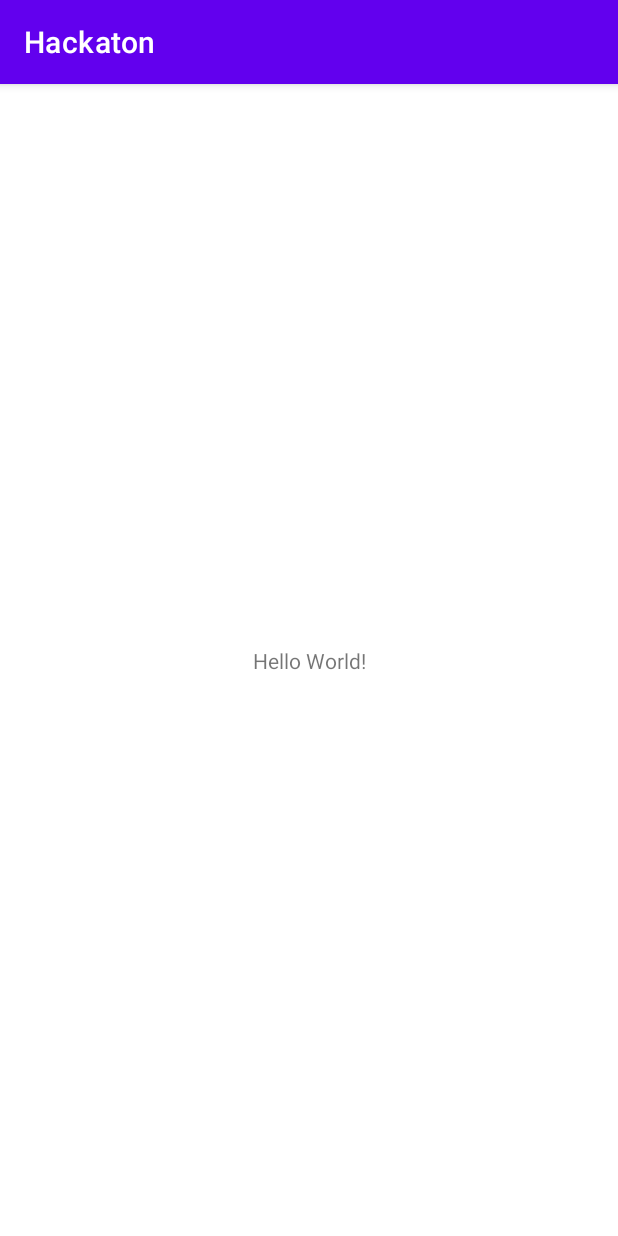
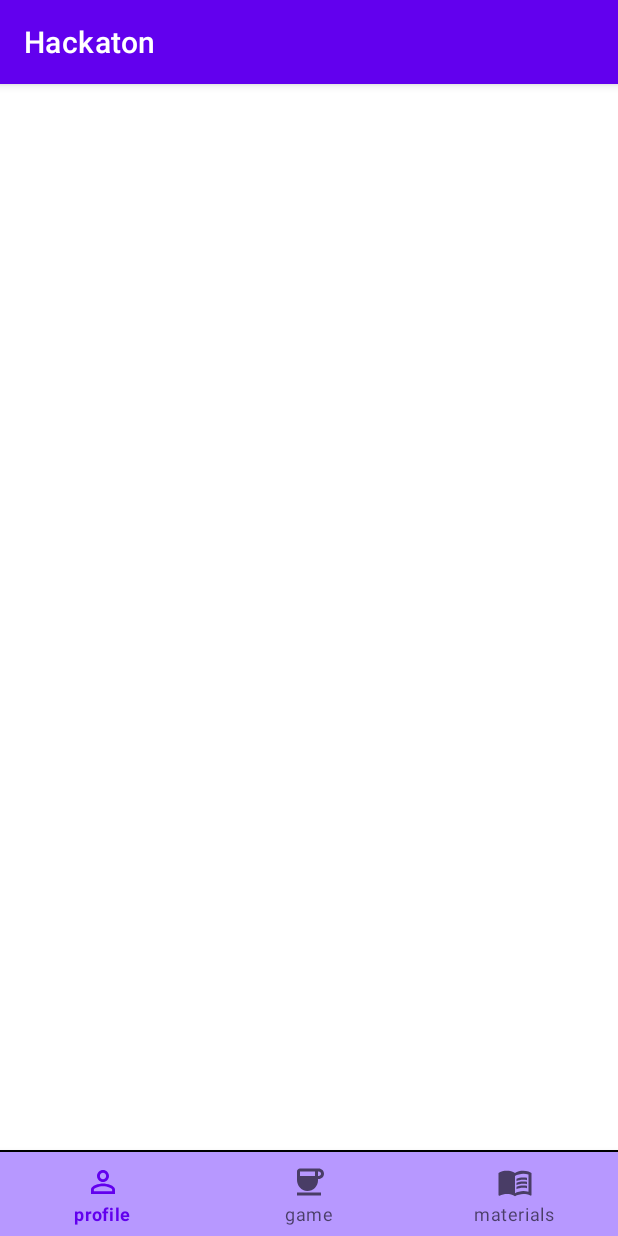
Before and after one commit to NIKITry/Hackaton, an Android app: the screen it shows after launch (MainActivity), on a phone screen of 412 x 824 dp. Run offline under Robolectric (Android 15) with nearby library versions, the phone set to English and light mode, and no system bars.

Commit message:
add bt bar

```diff
--- /dev/null
+++ b/app/src/main/res/drawable/baseline_coffee_24.xml
@@ -0,0 +1,5 @@
+<vector android:height="24dp" android:tint="#000000"
+    android:viewportHeight="24" android:viewportWidth="24"
+    android:width="24dp" xmlns:android="http://schemas.android.com/apk/res/android">
+    <path android:fillColor="@android:color/white" android:pathData="M18.5,3H6C4.9,3 4,3.9 4,5v5.71c0,3.83 2.95,7.18 6.78,7.29c3.96,0.12 7.22,-3.06 7.22,-7v-1h0.5c1.93,0 3.5,-1.57 3.5,-3.5S20.43,3 18.5,3zM16,5v3H6V5H16zM18.5,8H18V5h0.5C19.33,5 20,5.67 20,6.5S19.33,8 18.5,8zM4,19h16v2H4V19z"/>
+</vector>
--- /dev/null
+++ b/app/src/main/res/drawable/baseline_menu_book_24.xml
@@ -0,0 +1,8 @@
+<vector android:autoMirrored="true" android:height="24dp"
+    android:tint="#000000" android:viewportHeight="24"
+    android:viewportWidth="24" android:width="24dp" xmlns:android="http://schemas.android.com/apk/res/android">
+    <path android:fillColor="@android:color/white" android:pathData="M21,5c-1.11,-0.35 -2.33,-0.5 -3.5,-0.5c-1.95,0 -4.05,0.4 -5.5,1.5c-1.45,-1.1 -3.55,-1.5 -5.5,-1.5S2.45,4.9 1,6v14.65c0,0.25 0.25,0.5 0.5,0.5c0.1,0 0.15,-0.05 0.25,-0.05C3.1,20.45 5.05,20 6.5,20c1.95,0 4.05,0.4 5.5,1.5c1.35,-0.85 3.8,-1.5 5.5,-1.5c1.65,0 3.35,0.3 4.75,1.05c0.1,0.05 0.15,0.05 0.25,0.05c0.25,0 0.5,-0.25 0.5,-0.5V6C22.4,5.55 21.75,5.25 21,5zM21,18.5c-1.1,-0.35 -2.3,-0.5 -3.5,-0.5c-1.7,0 -4.15,0.65 -5.5,1.5V8c1.35,-0.85 3.8,-1.5 5.5,-1.5c1.2,0 2.4,0.15 3.5,0.5V18.5z"/>
+    <path android:fillColor="@android:color/white" android:pathData="M17.5,10.5c0.88,0 1.73,0.09 2.5,0.26V9.24C19.21,9.09 18.36,9 17.5,9c-1.7,0 -3.24,0.29 -4.5,0.83v1.66C14.13,10.85 15.7,10.5 17.5,10.5z"/>
+    <path android:fillColor="@android:color/white" android:pathData="M13,12.49v1.66c1.13,-0.64 2.7,-0.99 4.5,-0.99c0.88,0 1.73,0.09 2.5,0.26V11.9c-0.79,-0.15 -1.64,-0.24 -2.5,-0.24C15.8,11.66 14.26,11.96 13,12.49z"/>
+    <path android:fillColor="@android:color/white" android:pathData="M17.5,14.33c-1.7,0 -3.24,0.29 -4.5,0.83v1.66c1.13,-0.64 2.7,-0.99 4.5,-0.99c0.88,0 1.73,0.09 2.5,0.26v-1.52C19.21,14.41 18.36,14.33 17.5,14.33z"/>
+</vector>
--- /dev/null
+++ b/app/src/main/res/drawable/baseline_perm_identity_24.xml
@@ -0,0 +1,5 @@
+<vector android:height="24dp" android:tint="#000000"
+    android:viewportHeight="24" android:viewportWidth="24"
+    android:width="24dp" xmlns:android="http://schemas.android.com/apk/res/android">
+    <path android:fillColor="@android:color/white" android:pathData="M12,5.9c1.16,0 2.1,0.94 2.1,2.1s-0.94,2.1 -2.1,2.1S9.9,9.16 9.9,8s0.94,-2.1 2.1,-2.1m0,9c2.97,0 6.1,1.46 6.1,2.1v1.1L5.9,18.1L5.9,17c0,-0.64 3.13,-2.1 6.1,-2.1M12,4C9.79,4 8,5.79 8,8s1.79,4 4,4 4,-1.79 4,-4 -1.79,-4 -4,-4zM12,13c-2.67,0 -8,1.34 -8,4v3h16v-3c0,-2.66 -5.33,-4 -8,-4z"/>
+</vector>
--- a/app/src/main/res/layout/activity_main.xml
+++ b/app/src/main/res/layout/activity_main.xml
@@ -6,13 +6,33 @@
     android:layout_height="match_parent"
     tools:context=".MainActivity">
 
-    <TextView
-        android:layout_width="wrap_content"
+    <FrameLayout
+        android:id="@+id/frameLayout"
+        android:layout_width="0dp"
+        android:layout_height="0dp"
+        app:layout_constraintBottom_toTopOf="@+id/bottomNavigationView"
+        app:layout_constraintEnd_toEndOf="parent"
+        app:layout_constraintStart_toStartOf="parent"
+        app:layout_constraintTop_toTopOf="parent">
+    </FrameLayout>
+
+    <View
+        android:layout_width="match_parent"
+        android:layout_height="1dp"
+        android:background="#000000"
+        app:layout_constraintBottom_toBottomOf="@+id/frameLayout"
+        app:layout_constraintEnd_toEndOf="parent"
+        app:layout_constraintStart_toStartOf="parent"></View>
+
+
+    <com.google.android.material.bottomnavigation.BottomNavigationView
+        android:id="@+id/bottomNavigationView"
+        android:layout_width="match_parent"
         android:layout_height="wrap_content"
-        android:text="Hello World!"
         app:layout_constraintBottom_toBottomOf="parent"
         app:layout_constraintEnd_toEndOf="parent"
         app:layout_constraintStart_toStartOf="parent"
-        app:layout_constraintTop_toTopOf="parent" />
+        app:menu="@menu/bottom_nav_menu"
+        android:background="@color/purple"/>
 
 </androidx.constraintlayout.widget.ConstraintLayout>
--- /dev/null
+++ b/app/src/main/res/menu/bottom_nav_menu.xml
@@ -0,0 +1,13 @@
+<?xml version="1.0" encoding="utf-8"?>
+<menu xmlns:android="http://schemas.android.com/apk/res/android">
+
+    <item android:title="@string/profile"
+        android:icon="@drawable/baseline_perm_identity_24"
+        android:id="@+id/profile"/>
+    <item android:title="@string/game"
+        android:icon="@drawable/baseline_coffee_24"
+        android:id="@+id/game"/>
+    <item android:title="@string/materials"
+        android:icon="@drawable/baseline_menu_book_24"
+        android:id="@+id/materials"/>
+</menu>
--- a/app/src/main/res/values/colors.xml
+++ b/app/src/main/res/values/colors.xml
@@ -7,4 +7,5 @@
     <color name="teal_700">#FF018786</color>
     <color name="black">#FF000000</color>
     <color name="white">#FFFFFFFF</color>
+    <color name="purple">#B798FF</color>
 </resources>
--- a/app/src/main/res/values/strings.xml
+++ b/app/src/main/res/values/strings.xml
@@ -1,3 +1,6 @@
 <resources>
     <string name="app_name">Hackaton</string>
+    <string name="profile">profile</string>
+    <string name="game">game</string>
+    <string name="materials">materials</string>
 </resources>
```
Also changed, not shown: app/src/main/res/mipmap-mdpi/game_ic.png (added), 2 other files.
